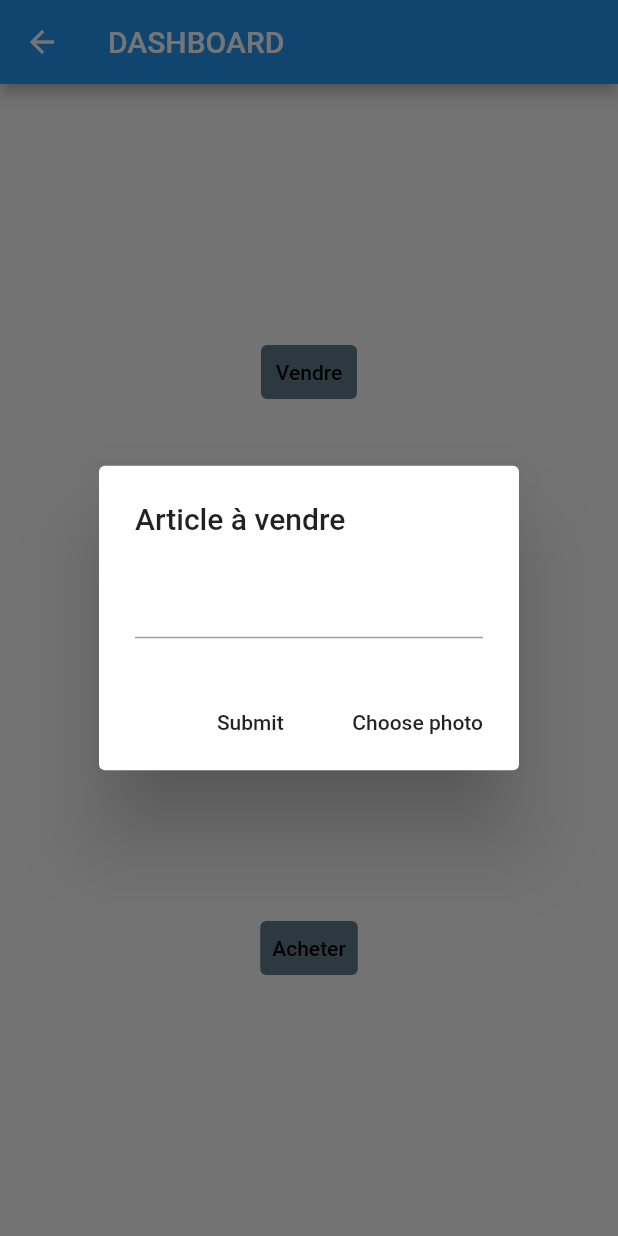
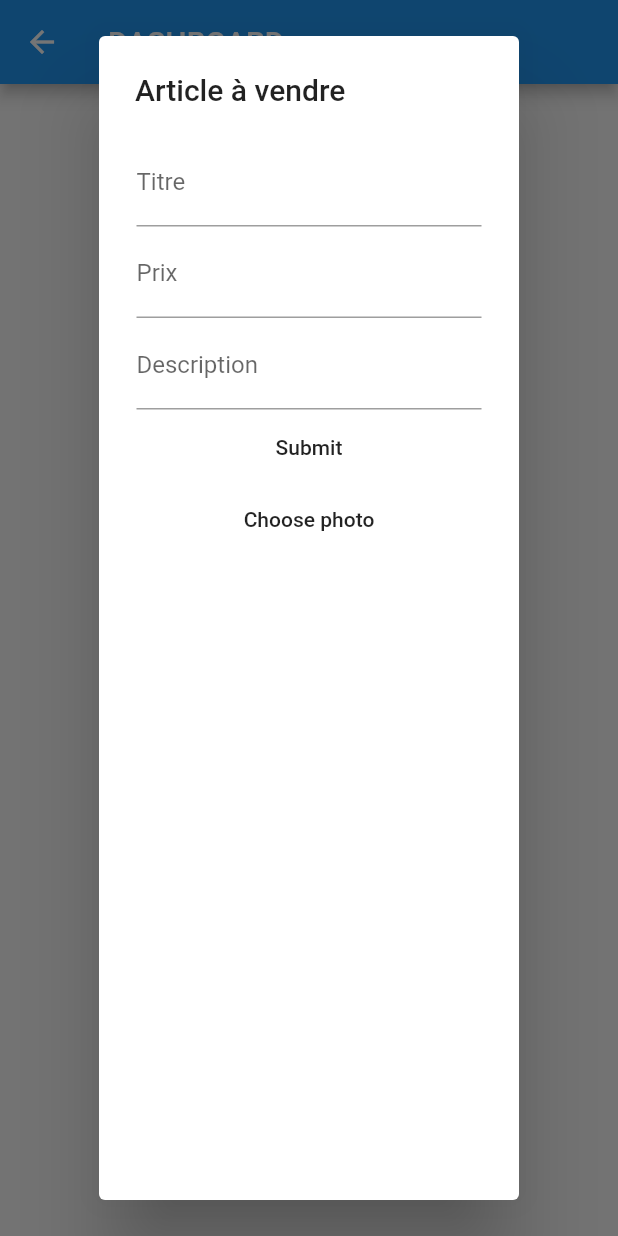
Before and after one commit to QuentFlo/expressorder, a Flutter app: the Dashboard screen opened directly, after a tap on "Vendre", on a phone screen of 412 x 824 dp. Run offline on Flutter 3.47's test engine with Material 2 defaults, Android fonts, the phone set to English and light mode, and no system bars; our stand-ins replace firebase_auth, firebase_core, image_picker, modal_bottom_sheet; missing offline and left inert: exif; accounts and stored records are empty.

Commit message:
Continue Mise en vente front

```diff
--- a/express_order/lib/user/dashboard.dart
+++ b/express_order/lib/user/dashboard.dart
@@ -10,59 +10,131 @@ import 'package:flutter/material.dart';
 class Dashboard extends StatefulWidget {
   @override
   _State createState() => _State();
+  late File image;
+  late String ok = " ";
+  late List listtest = [];
+
 }
 
 class _State extends State<Dashboard> {
-  Future<dynamic> createAlertDialog(BuildContext context) {
+  final _formKey = GlobalKey<FormState>();
+
+  Future<dynamic> createAlertDialog2(BuildContext context) {
     TextEditingController customContrller = TextEditingController();
     final picker = ImagePicker();
-
-    OnOpenGallery() async {
-      final PickedFile = await picker.getImage(source: ImageSource.gallery);
-
-      if (PickedFile != null) {
-        File image = File(PickedFile.path);
-        final fileBytes = image.readAsBytesSync();
-        final data = await readExifFromBytes(fileBytes, details: false);
-      }
-      else
-        print('No image selected.');
-    }
 
     return showDialog(
         context: context,
         builder: (context) {
           return AlertDialog(
-            title: Text("Article à vendre"),
-            content: TextFormField(
+            title: Text("Article à Acheter"),
+            content: Column(children: <Widget>[
+              Padding(
+                padding: EdgeInsets.all(1),
+                child: TextFormField(
+                  decoration: InputDecoration(
+                    labelText: 'Titre',
+                  ),
                   controller: customContrller,
                 ),
-            actions: <Widget>[
+              ),
+              Padding(
+                padding: EdgeInsets.all(1),
+                child: TextFormField(
+                  decoration: InputDecoration(
+                    labelText: 'Prix Max',
+                  ),
+                ),
+              ),
               MaterialButton(
                   onPressed: () {
                     Navigator.of(context).pop(customContrller.text.toString());
                   },
                   elevation: 5,
-                  child: Text("Submit")
+                  child: Text("Search")),
+              MaterialButton(
+                  onPressed: () {}, elevation: 5, child: Text("Open Map"))
+            ]),
+          );
+        });
+  }
+
+  Future<dynamic> createAlertDialog(BuildContext context) {
+    TextEditingController customContrller = TextEditingController();
+    final picker = ImagePicker();
+
+    Future OnOpenGallery() async {
+      final PickedFile = await picker.getImage(source: ImageSource.gallery);
+
+      if (PickedFile != null) {
+        widget.image = File(PickedFile.path);
+        final fileBytes = widget.image.readAsBytesSync();
+        final data = await readExifFromBytes(fileBytes, details: false);
+      } else
+        print('No image selected.');
+    }
+    widget.listtest.add(widget.ok);
+    widget.listtest.cast<String>();
+
+    return showDialog(
+
+        context: context,
+        builder: (context) {
+          return AlertDialog(
+            title: Text("Article à vendre"),
+            content: Column(children: <Widget>[
+              Padding(
+                padding: EdgeInsets.all(1),
+                child: TextFormField(
+                  decoration: InputDecoration(
+                    labelText: 'Titre',
                   ),
+                  controller: customContrller,
+                ),
+              ),
+              Padding(
+                padding: EdgeInsets.all(1),
+                child: TextFormField(
+                  decoration: InputDecoration(
+                    labelText: 'Prix',
+                  ),
+                ),
+              ),
+              Padding(
+                padding: EdgeInsets.all(1),
+                child: TextFormField(
+                  decoration: InputDecoration(
+                    labelText: 'Description',
+                  ),
+                ),
+              ),
+              MaterialButton(
+                  onPressed: () {
+                    Navigator.of(context).pop(customContrller.text.toString());
+                  },
+                  elevation: 5,
+                  child: Text("Submit")),
               MaterialButton(
                   onPressed: () {
                     OnOpenGallery();
                   },
                   elevation: 5,
-                child: Text("Choose photo")
-                )
-            ],
+                  child: Text("Choose photo"))
+            ]),
           );
         });
   }
 
   @override
   Widget build(BuildContext context) {
+    String kok;
     return Scaffold(
         appBar: AppBar(title: Text("DASHBOARD")),
-        body: Center(
-            child: Column(
+        body: ListView(
+            shrinkWrap: true,
+            children: <Widget>[
+
+            Column(
                 mainAxisAlignment: MainAxisAlignment.spaceAround,
                 children: [
               TextButton(
@@ -72,6 +144,7 @@ class _State extends State<Dashboard> {
                       SnackBar mySnackBar = SnackBar(
                         content: Text("$onValue en vente"),
                       );
+                      widget.ok = onValue;
                       Scaffold.of(context).showSnackBar(mySnackBar);
                     });
                   },
@@ -81,18 +154,61 @@ class _State extends State<Dashboard> {
                     foregroundColor:
                         MaterialStateProperty.all<Color>(Colors.black),
                   )),
+
               TextButton(
                   child: Text("Acheter"),
                   onPressed: () {
-                  createAlertDialog(context);
+                    createAlertDialog2(context).then((onValue) {
+                      SnackBar mySnackBar = SnackBar(
+                        content: Text("$onValue trouvé"),
+                      );
+                      widget.ok = onValue;
+                      Scaffold.of(context).showSnackBar(mySnackBar);
+                    });
                   },
                   style: ButtonStyle(
                     backgroundColor:
                         MaterialStateProperty.all<Color>(Colors.blueGrey),
                     foregroundColor:
                         MaterialStateProperty.all<Color>(Colors.black),
-                ))
-          ],
-        )));
+                  )),
+              Text("Article mis en vente"),
+              //Text(widget.ok),
+              //Image.file(widget.image),
+
+
+              // ListView.builder(
+              //   itemCount: widget.listtest.length,
+              //   itemBuilder: (context, i) {
+              //     return ListTile(
+              //         leading: Icon(Icons.place),
+              //         title: widget.listtest[i].city);
+              //   },
+              // )
+
+          ]),
+
+         ListView.builder(
+            scrollDirection: Axis.vertical,
+            shrinkWrap: true,
+                itemCount: widget.listtest.length,
+                itemBuilder: (context, i) {
+                  return
+                    Column(
+
+
+                    children: [Text(widget.listtest[i]),
+                    Image.file(widget.image)
+
+                    ]
+                  );
+                        //child: Image.file(widget.image),
+
+                  },
+              )
+
+            ]),
+
+      );
   }
 }
```
Lines whose indentation alone changed are shown as unchanged.
